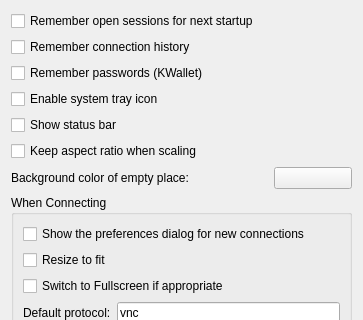
Before: the Qt Designer form config/general.ui in KDE/krdc, drawn with Qt 5; both pictures show x 0 to 363 and y 0 to 320 of the 363 by 494 pixel window.
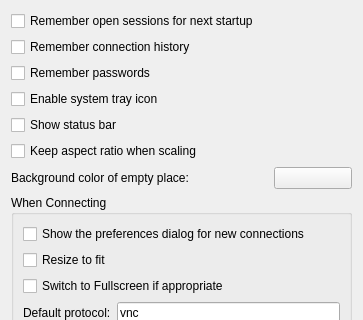
After: the same form once the commit is applied. Custom widgets are drawn as their Qt base class.

Commit message: Switch from KWallet to QtKeychain

```diff
--- a/config/general.ui
+++ b/config/general.ui
@@ -28,7 +28,7 @@
    <item>
     <widget class="QCheckBox" name="kcfg_WalletSupport">
      <property name="text">
-      <string>Remember passwords (KWallet)</string>
+      <string>Remember passwords</string>
      </property>
     </widget>
    </item>
```
The commit also changes 10 other files.
